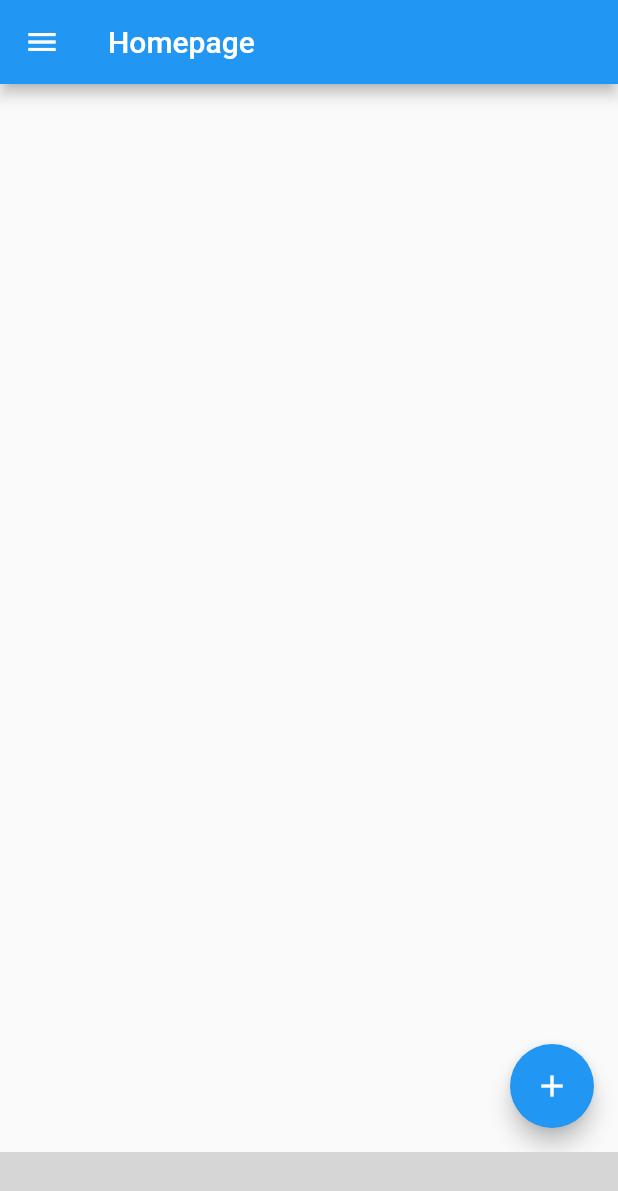
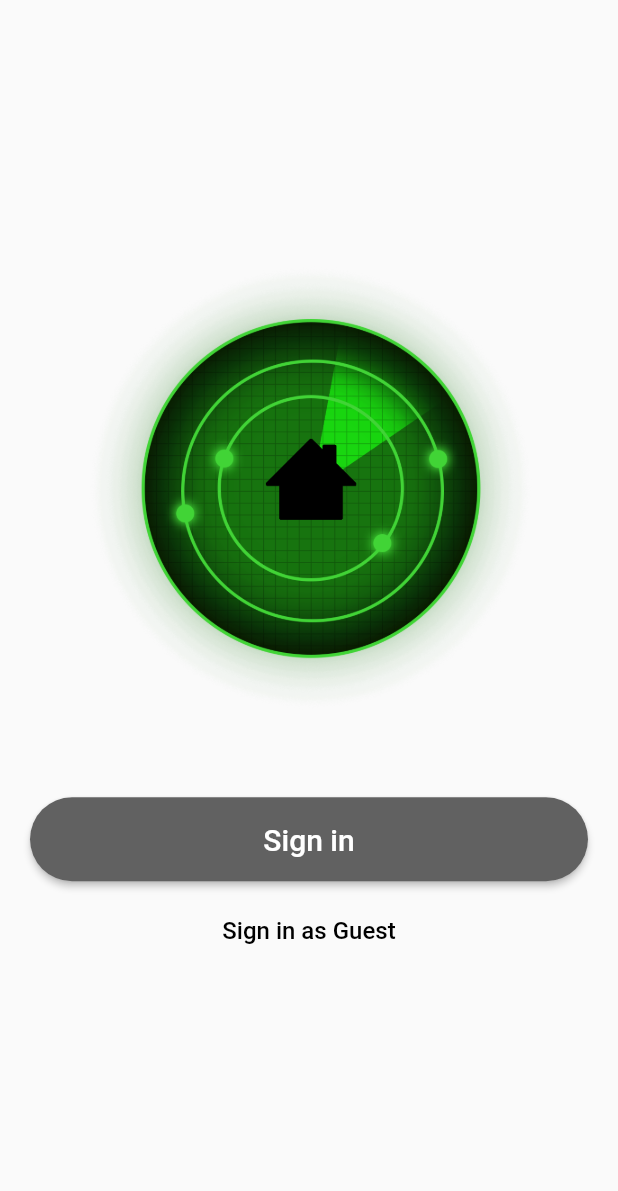
Before and after one commit to AlessioDP/ProgettoMobileComputing, a Flutter app: the screen it shows after launch, on a phone screen of 412 x 824 dp. Shown: the top 1191 px of the screen. Run offline on Flutter 3.47's test engine with Material 2 defaults, Android fonts, the phone set to English and light mode, and no system bars; our stand-ins replace firebase_auth, firebase_core, google_sign_in, shared_preferences; missing offline and left inert: ff_navigation_bar; accounts and stored records are empty; generated files the repository leaves out were written again; grey boxes are pictures that could not be loaded.

```diff
--- /dev/null
+++ b/assets/translations/en.json
@@ -0,0 +1,4 @@
+{
+    "sign_in": "Sign in",
+    "sign_in_as_guest": "Sign in as Guest"
+}
--- /dev/null
+++ b/assets/translations/it.json
@@ -0,0 +1,5 @@
+{
+    "app_name": "SearchIt",
+    "sign_in": "Sign in",
+    "sign_in_as_guest": "Sign in as Guest"
+}
--- /dev/null
+++ b/lib/app_localizations.dart
@@ -0,0 +1,94 @@
+import 'dart:convert';
+import 'dart:ui';
+import 'package:flutter/material.dart';
+import 'package:flutter/services.dart';
+
+class AppLocalizations {
+  AppLocalizations(this.locale);
+  final Locale fallbackLocale = Locale('en');
+
+  static AppLocalizations of(BuildContext context) {
+    return Localizations.of<AppLocalizations>(context, AppLocalizations);
+  }
+
+  static AppLocalizations instance;
+
+  AppLocalizations._init(Locale locale) {
+    instance = this;
+    this.locale = locale;
+  }
+
+  static const LocalizationsDelegate<AppLocalizations> delegate = _AppLocalizationsDelegate();
+
+  Locale locale;
+  Map<String, String> _localizedStrings;
+  Map<String, String> _fallbackLocalizedStrings;
+
+  Future<void> load() async {
+    _localizedStrings = await _loadLocalizedStrings(locale);
+    _fallbackLocalizedStrings = {};
+
+    if (locale != fallbackLocale) {
+      _fallbackLocalizedStrings = await _loadLocalizedStrings(fallbackLocale);
+    }
+  }
+
+  Future<Map<String, String>> _loadLocalizedStrings(Locale localeToBeLoaded) async {
+    String jsonString;
+    Map<String, String> localizedStrings = {};
+
+    try {
+      jsonString = await rootBundle.loadString('assets/translations/${localeToBeLoaded.languageCode}.json');
+    } catch (exception) {
+      print(exception);
+      return localizedStrings;
+    }
+
+    Map<String, dynamic> jsonMap = json.decode(jsonString);
+
+    localizedStrings = jsonMap.map((key, value) {
+      return MapEntry(key, value.toString());
+    });
+
+    return localizedStrings;
+  }
+
+  String translate(String key, [Map<String, String> arguments]) {
+    String translation = _localizedStrings[key];
+    translation = translation ?? _fallbackLocalizedStrings[key];
+    translation = translation ?? "";
+
+    if (arguments == null || arguments.length == 0) {
+      return translation;
+    }
+
+    arguments.forEach((argumentKey, value) {
+      if (value == null) {
+        print('Value for "$argumentKey" is null in call of translate(\'$key\')');
+        value = '';
+      }
+      translation = translation.replaceAll("\$$argumentKey", value);
+    });
+
+    return translation;
+  }
+}
+
+class _AppLocalizationsDelegate extends LocalizationsDelegate<AppLocalizations> {
+  const _AppLocalizationsDelegate();
+
+  @override
+  bool isSupported(Locale locale) {
+    return true;
+  }
+
+  @override
+  Future<AppLocalizations> load(Locale locale) async {
+    AppLocalizations localizations = AppLocalizations._init(locale);
+    await localizations.load();
+    return localizations;
+  }
+
+  @override
+  bool shouldReload(_AppLocalizationsDelegate old) => false;
+}
--- a/lib/data/database.dart
+++ b/lib/data/database.dart
@@ -1,8 +1,10 @@
 import 'package:SearchIt/data/users.dart';
 import 'package:SearchIt/data/objects.dart';
 import 'package:shared_preferences/shared_preferences.dart';
+import 'package:firebase_auth/firebase_auth.dart';
 import 'dart:convert';
 
+User firebaseUser;
 LoggedUser loggedUser = LoggedUser.empty();
 Data data = Data();
 
--- a/lib/main.dart
+++ b/lib/main.dart
@@ -1,111 +1,76 @@
 import 'package:flutter/material.dart';
 import 'package:SearchIt/data/users.dart';
 import 'package:SearchIt/pages/homepage.dart';
+import 'package:SearchIt/pages/login.dart';
 import 'package:SearchIt/data/database.dart';
-
-//final loggedUser = Databas
+import 'package:flutter_localizations/flutter_localizations.dart';
+import 'package:SearchIt/app_localizations.dart';
+import 'package:firebase_core/firebase_core.dart';
+import 'package:firebase_auth/firebase_auth.dart';
 
 void main() {
-  Database().read();
-  runApp(Homepage(
-    title: 'Homepage',
-  )); //temporary title
+  //Database().read();
+  WidgetsFlutterBinding.ensureInitialized();
+  runApp(App());
 }
 
-class MyApp extends StatelessWidget {
-  // This widget is the root of your application.
+class App extends StatelessWidget {
+  final Future<FirebaseApp> _firebase = Firebase.initializeApp();
+
   @override
   Widget build(BuildContext context) {
     return MaterialApp(
-      title: 'Flutter Demo',
+      title: 'SearchIt',
       theme: ThemeData(
-        // This is the theme of your application.
-        //
-        // Try running your application with "flutter run". You'll see the
-        // application has a blue toolbar. Then, without quitting the app, try
-        // changing the primarySwatch below to Colors.green and then invoke
-        // "hot reload" (press "r" in the console where you ran "flutter run",
-        // or simply save your changes to "hot reload" in a Flutter IDE).
-        // Notice that the counter didn't reset back to zero; the application
-        // is not restarted.
         primarySwatch: Colors.blue,
-        // This makes the visual density adapt to the platform that you run
-        // the app on. For desktop platforms, the controls will be smaller and
-        // closer together (more dense) than on mobile platforms.
         visualDensity: VisualDensity.adaptivePlatformDensity,
+
       ),
-      home: MyHomePage(title: 'Flutter Demo Home Page'),
+      supportedLocales: [
+        const Locale('en', 'US'),
+        const Locale('it', 'IT'),
+      ],
+      localizationsDelegates: [
+        AppLocalizations.delegate,
+        GlobalMaterialLocalizations.delegate,
+        GlobalWidgetsLocalizations.delegate,
+      ],
+      home: FutureBuilder(
+        future: _firebase,
+        builder: (context, snapshot) {
+          if (snapshot.hasError) {
+            // Error on loading
+            print ('Error ${snapshot.error.toString()}');
+            return Text('Something gone wrong!');
+          } else if (snapshot.hasData) {
+            // Firebase loaded
+            FirebaseAuth.instance
+            .authStateChanges()
+            .listen((User user) {
+              if (user == null) {
+                print('User is currently signed out!');
+              } else {
+                print('User is signed in!');
+              }
+            });
+
+
+            firebaseUser = FirebaseAuth.instance.currentUser;
+            if (firebaseUser != null) {
+              // Shows homepage
+              return Homepage(title: 'Homepage');
+            } else {
+              // Login page
+              return LoginPage();
+            }
+          } else {
+            // Firebase loading
+            return Center(
+              child: CircularProgressIndicator(),
+            );
+          }
+        }
+      )
     );
   }
 }
-
-class MyHomePage extends StatefulWidget {
-  MyHomePage({Key key, this.title}) : super(key: key);
-
-  // This widget is the home page of your application. It is stateful, meaning
-  // that it has a State object (defined below) that contains fields that affect
-  // how it looks.
-
-  // This class is the configuration for the state. It holds the values (in this
-  // case the title) provided by the parent (in this case the App widget) and
-  // used by the build method of the State. Fields in a Widget subclass are
-  // always marked "final".
-
-  final String title;
-
-  @override
-  _MyHomePageState createState() => _MyHomePageState();
-}
-
-class _MyHomePageState extends State<MyHomePage> {
-  int _counter = 0;
-
-  void _incrementCounter() {
-    setState(() {
-      // This call to setState tells the Flutter framework that something has
-      // changed in this State, which causes it to rerun the build method below
-      // so that the display can reflect the updated values. If we changed
-      // _counter without calling setState(), then the build method would not be
-      // called again, and so nothing would appear to happen.
-      _counter++;
-    });
-  }
-
-  @override
-  Widget build(BuildContext context) {
-    // This method is rerun every time setState is called, for instance as done
-    // by the _incrementCounter method above.
-    //
-    // The Flutter framework has been optimized to make rerunning build methods
-    // fast, so that you can just rebuild anything that needs updating rather
-    // than having to individually change instances of widgets.
-    return Scaffold(
-      appBar: AppBar(
-        // Here we take the value from the MyHomePage object that was created by
-        // the App.build method, and use it to set our appbar title.
-        title: Text(widget.title),
-      ),
-      body: Center(
-        // Center is a layout widget. It takes a single child and positions it
-        // in the middle of the parent.
-        child: Column(
-          mainAxisAlignment: MainAxisAlignment.center,
-          children: <Widget>[
-            Text(
-              'You have pushed the button this many times:',
-            ),
-            Text(
-              '$_counter',
-              style: Theme.of(context).textTheme.headline4,
-            ),
-          ],
-        ),
-      ),
-      floatingActionButton: FloatingActionButton(
-        onPressed: _incrementCounter,
-        tooltip: 'Increment',
-        child: Icon(Icons.add),
-      ),
-    );
-  }
-}
--- a/lib/pages/login.dart
+++ b/lib/pages/login.dart
@@ -0,0 +1,98 @@
+import 'package:firebase_auth/firebase_auth.dart';
+import 'package:flutter/material.dart';
+import 'package:SearchIt/data/database.dart';
+import 'package:SearchIt/app_localizations.dart';
+import 'package:google_sign_in/google_sign_in.dart';
+
+class LoginPage extends StatelessWidget {
+  @override
+  Widget build(BuildContext context) {
+    final widgetLogo = Image(
+      image: AssetImage('assets/icons/icon.png'),
+      height: 300,
+    );
+
+    final widgetTitle = Center(
+      child: Padding(
+        padding: EdgeInsets.only(bottom: 10),
+        child: Text(
+          AppLocalizations.of(context).translate('app_name'),
+          style: TextStyle(
+            fontSize: 35,
+          )
+        )
+      )
+    );
+
+    final widgetLoginGoogle = Padding(
+      padding: EdgeInsets.only(top: 5, bottom: 5),
+      child: ButtonTheme(
+        height: 56,
+        child: RaisedButton(
+          child: Text(AppLocalizations.of(context).translate('sign_in'), style: TextStyle(
+            color: Colors.white, fontSize: 20
+          )),
+          color: Colors.grey[700],
+          shape: RoundedRectangleBorder(
+            borderRadius: BorderRadius.circular(50)
+          ),
+          onPressed: () {
+            _loginGoogle();
+          }
+        )
+      )
+    );
+
+    final widgetLoginAnon = ButtonTheme(
+      height: 56,
+      child: FlatButton(
+        child: Text(AppLocalizations.of(context).translate('sign_in_as_guest'), style: TextStyle(
+          color: Colors.black, fontSize: 16
+        )),
+        onPressed: () {
+          _loginAnonymous();
+        }
+      )
+    );
+
+    return SafeArea(
+      child: Scaffold(
+        body: Center(
+          child: ListView(
+            shrinkWrap: true,
+            padding: EdgeInsets.symmetric(horizontal: 20),
+            children: [
+              widgetLogo,
+              widgetTitle,
+              widgetLoginGoogle,
+              widgetLoginAnon
+            ],
+          )
+        )
+      )
+    );
+  }
+
+  void _loginAnonymous() async {
+    UserCredential userCredential = await FirebaseAuth.instance.signInAnonymously();
+    firebaseUser = userCredential.user;
+  }
+
+  void _loginGoogle() async {
+    // Trigger the authentication flow
+    final GoogleSignInAccount googleUser = await GoogleSignIn().signIn();
+
+    // Obtain the auth details from the request
+    final GoogleSignInAuthentication googleAuth = await googleUser.authentication;
+
+    // Create a new credential
+    final GoogleAuthCredential credential = GoogleAuthProvider.credential(
+      accessToken: googleAuth.accessToken,
+      idToken: googleAuth.idToken,
+    );
+
+    // Once signed in, return the UserCredential
+    UserCredential userCredential = await FirebaseAuth.instance.signInWithCredential(credential);
+    firebaseUser = userCredential.user;
+  }
+}
```
Also changed, not shown: lib/widgets/sideBar.dart (+17 -0 lines), pubspec.yaml (+11 -1 lines), pubspec.lock, 8 other files.
